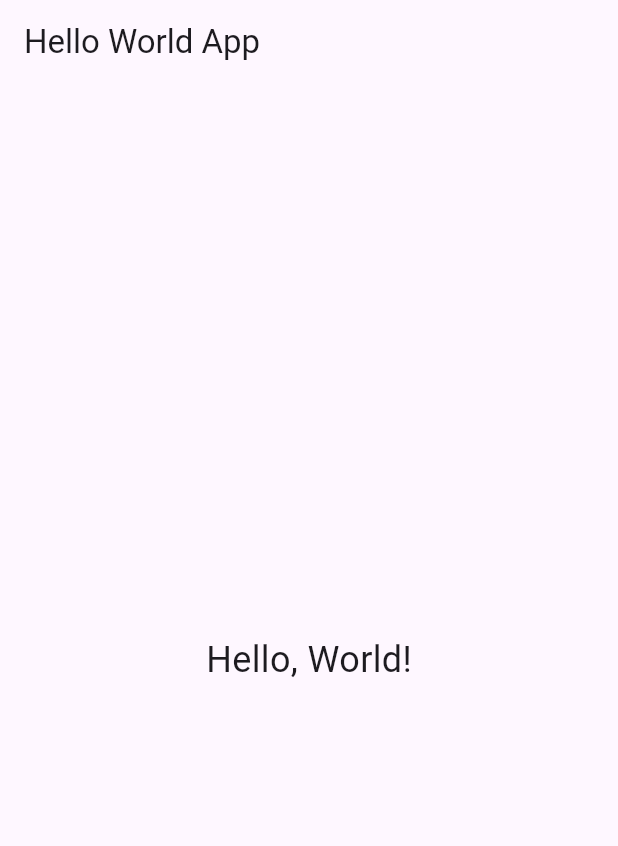
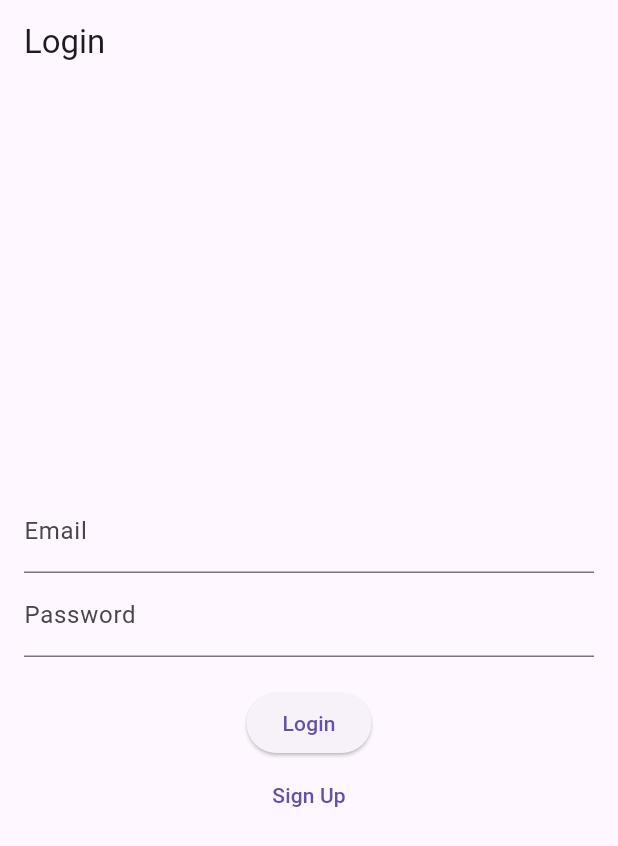
Before and after one commit to agumasdesalew-stack/quiz, a Flutter app: the screen it shows after launch, on a phone screen of 412 x 824 dp. Shown: the top 846 px of the screen. Run offline on Flutter 3.47's test engine with Material 3 defaults, Android fonts, the phone set to English and light mode, and no system bars; our stand-ins replace supabase_flutter; accounts and stored records are empty.

Commit message:
integrtion of models, services and screens

```diff
--- a/lib/main.dart
+++ b/lib/main.dart
@@ -1,31 +1,40 @@
+// lib/main.dart
 import 'package:flutter/material.dart';
+import 'package:supabase_flutter/supabase_flutter.dart';
+import 'screens/login_screen.dart';
+import 'screens/signup_screen.dart';
+import 'screens/home_screen.dart';
 
-void main() {
-  runApp(MyApp());
+void main() async {
+  WidgetsFlutterBinding.ensureInitialized();
+
+  // Initialize Supabase (replace with your URL and anon key)
+  await Supabase.initialize(
+    url:
+        'https://bdloilxstqdtaidlrooe.supabase.co', // From Supabase Dashboard > Settings > API
+    anonKey:
+        'eyJhbGciOiJIUzI1NiIsInR5cCI6IkpXVCJ9.eyJpc3MiOiJzdXBhYmFzZSIsInJlZiI6ImJkbG9pbHhzdHFkdGFpZGxyb29lIiwicm9sZSI6ImFub24iLCJpYXQiOjE3NjAwMTEyNDksImV4cCI6MjA3NTU4NzI0OX0.8MKZntuc_R5R0B47JQtN-Rtz1-hTCSTf0ekOQMcGxlw', // From Supabase Dashboard > Settings > API
+  );
+
+  runApp(const MyApp());
 }
 
 class MyApp extends StatelessWidget {
   const MyApp({super.key});
+
   @override
   Widget build(BuildContext context) {
     return MaterialApp(
-      title: 'My Flutter App',
+      title: 'Quiz App',
       theme: ThemeData(primarySwatch: Colors.blue),
-      home: const HelloWorldPage(),
+      initialRoute: '/',
+      routes: {
+        '/': (context) => Supabase.instance.client.auth.currentSession != null
+            ? const HomeScreen()
+            : const LoginScreen(),
+        '/signup': (context) => const SignUpScreen(),
+        '/home': (context) => const HomeScreen(),
+      },
     );
   }
 }
-
-class HelloWorldPage extends StatelessWidget {
-  const HelloWorldPage({super.key});
-
-  @override
-  Widget build(BuildContext context) {
-    return Scaffold(
-      appBar: AppBar(title: const Text('Hello World App')),
-      body: const Center(
-        child: Text('Hello, World!', style: TextStyle(fontSize: 24)),
-      ),
-    );
-  }
-}
--- /dev/null
+++ b/lib/models/user_model.dart
@@ -0,0 +1,15 @@
+class UserModel {
+  final String id;
+  final String username;
+  final String email;
+
+  UserModel({required this.id, required this.username, required this.email});
+
+  factory UserModel.fromMap(Map<String, dynamic> map) {
+    return UserModel(
+      id: map['id'] ?? '',
+      username: map['username'] ?? '',
+      email: map['email'] ?? '',
+    );
+  }
+}
--- /dev/null
+++ b/lib/screens/login_screen.dart
@@ -0,0 +1,67 @@
+// lib/screens/login_screen.dart
+import 'package:flutter/material.dart';
+import '../services/auth_service.dart';
+
+class LoginScreen extends StatefulWidget {
+  const LoginScreen({super.key});
+
+  @override
+  State<LoginScreen> createState() => _LoginScreenState();
+}
+
+class _LoginScreenState extends State<LoginScreen> {
+  final _authService = AuthService();
+  final _emailController = TextEditingController();
+  final _passwordController = TextEditingController();
+  bool _isLoading = false;
+
+  Future<void> _login() async {
+    setState(() => _isLoading = true);
+    final user = await _authService.signIn(
+      email: _emailController.text.trim(),
+      password: _passwordController.text,
+    );
+    setState(() => _isLoading = false);
+
+    if (user != null && mounted) {
+      Navigator.pushReplacementNamed(context, '/home');
+    } else if (mounted) {
+      ScaffoldMessenger.of(
+        context,
+      ).showSnackBar(const SnackBar(content: Text('Invalid credentials')));
+    }
+  }
+
+  @override
+  Widget build(BuildContext context) {
+    return Scaffold(
+      appBar: AppBar(title: const Text('Login')),
+      body: Padding(
+        padding: const EdgeInsets.all(16.0),
+        child: Column(
+          mainAxisAlignment: MainAxisAlignment.center,
+          children: [
+            TextField(
+              controller: _emailController,
+              decoration: const InputDecoration(labelText: 'Email'),
+              keyboardType: TextInputType.emailAddress,
+            ),
+            TextField(
+              controller: _passwordController,
+              decoration: const InputDecoration(labelText: 'Password'),
+              obscureText: true,
+            ),
+            const SizedBox(height: 20),
+            _isLoading
+                ? const CircularProgressIndicator()
+                : ElevatedButton(onPressed: _login, child: const Text('Login')),
+            TextButton(
+              onPressed: () => Navigator.pushNamed(context, '/signup'),
+              child: const Text('Sign Up'),
+            ),
+          ],
+        ),
+      ),
+    );
+  }
+}
--- /dev/null
+++ b/lib/services/auth_service.dart
@@ -0,0 +1,58 @@
+// lib/services/auth_service.dart
+import 'package:supabase_flutter/supabase_flutter.dart';
+import '../models/user_model.dart';
+
+class AuthService {
+  final supabase = Supabase.instance.client;
+
+  // Sign up
+  Future<UserModel?> signUp({
+    required String email,
+    required String password,
+    required String username,
+  }) async {
+    final response = await supabase.auth.signUp(
+      email: email,
+      password: password,
+    );
+    if (response.user != null) {
+      // Insert profile
+      await supabase.from('profiles').insert({
+        'id': response.user!.id,
+        'username': username,
+        'email': email,
+      });
+      return UserModel(id: response.user!.id, username: username, email: email);
+    }
+    return null;
+  }
+
+  // Sign in
+  Future<UserModel?> signIn({
+    required String email,
+    required String password,
+  }) async {
+    final response = await supabase.auth.signInWithPassword(
+      email: email,
+      password: password,
+    );
+    if (response.user != null) {
+      final profile = await supabase
+          .from('profiles')
+          .select()
+          .eq('id', response.user!.id)
+          .single();
+      return UserModel.fromMap(profile);
+    }
+    return null;
+  }
+
+  // Sign out
+  Future<void> signOut() async {
+    await supabase.auth.signOut();
+  }
+
+  // Current user session
+  Session? get currentSession => supabase.auth.currentSession;
+  User? get currentUser => supabase.auth.currentUser;
+}
--- a/pubspec.yaml
+++ b/pubspec.yaml
@@ -34,6 +34,7 @@ dependencies:
   # The following adds the Cupertino Icons font to your application.
   # Use with the CupertinoIcons class for iOS style icons.
   cupertino_icons: ^1.0.8
+  supabase_flutter: ^2.0.0
 
 dev_dependencies:
   flutter_test:
```
Also changed, not shown: lib/models/quiz_model.dart (added, +50 -0 lines), lib/screens/home_screen.dart (added, +143 -0 lines), lib/screens/signup_screen.dart (added, +79 -0 lines), lib/services/quiz_service.dart (added, +26 -0 lines), pubspec.lock, 7 other files.
